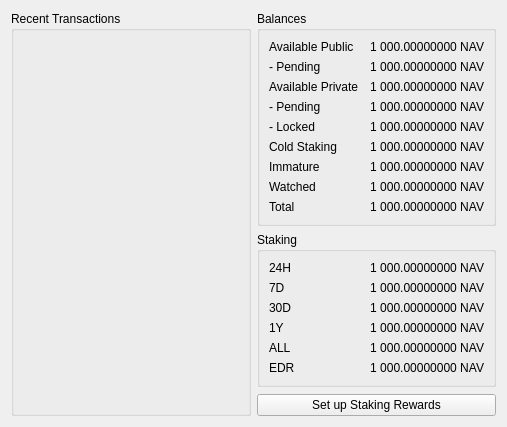
This is src/qt/forms/overviewpage.ui in navcoin/navcoin-core as Qt 5 draws it before an edit. The edited form follows.
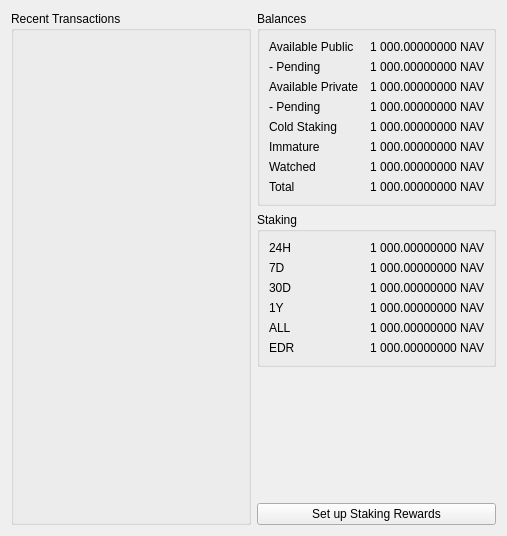
This is the edited form. Custom widgets are drawn as their Qt base class.

The edit to the form file:
```diff
--- a/src/qt/forms/overviewpage.ui
+++ b/src/qt/forms/overviewpage.ui
@@ -7,7 +7,7 @@
     <x>0</x>
     <y>0</y>
     <width>507</width>
-    <height>427</height>
+    <height>536</height>
    </rect>
   </property>
   <property name="windowTitle">
@@ -118,30 +118,13 @@
          </widget>
         </item>
         <item row="4" column="0">
-         <widget class="QLabel" name="labelAvailableText_4">
-          <property name="text">
-           <string>- Locked</string>
-          </property>
-         </widget>
-        </item>
-        <item row="4" column="1">
-         <widget class="QLabel" name="labelPrivateBalanceLocked">
-          <property name="text">
-           <string>1 000.00000000 NAV</string>
-          </property>
-          <property name="alignment">
-           <set>Qt::AlignRight|Qt::AlignTrailing|Qt::AlignVCenter</set>
-          </property>
-         </widget>
-        </item>
-        <item row="5" column="0">
          <widget class="QLabel" name="labelColdStakingText">
           <property name="text">
            <string>Cold Staking</string>
           </property>
          </widget>
         </item>
-        <item row="5" column="1">
+        <item row="4" column="1">
          <widget class="QLabel" name="labelColdStaking">
           <property name="text">
            <string>1 000.00000000 NAV</string>
@@ -151,14 +134,14 @@
           </property>
          </widget>
         </item>
-        <item row="6" column="0">
+        <item row="5" column="0">
          <widget class="QLabel" name="labelImmatureText">
           <property name="text">
            <string>Immature</string>
           </property>
          </widget>
         </item>
-        <item row="6" column="1">
+        <item row="5" column="1">
          <widget class="QLabel" name="labelImmature">
           <property name="text">
            <string>1 000.00000000 NAV</string>
@@ -168,14 +151,14 @@
           </property>
          </widget>
         </item>
-        <item row="7" column="0">
+        <item row="6" column="0">
          <widget class="QLabel" name="labelWatchedBalanceText">
           <property name="text">
            <string>Watched</string>
           </property>
          </widget>
         </item>
-        <item row="7" column="1">
+        <item row="6" column="1">
          <widget class="QLabel" name="labelWatchedBalance">
           <property name="text">
            <string>1 000.00000000 NAV</string>
@@ -185,14 +168,14 @@
           </property>
          </widget>
         </item>
-        <item row="8" column="0">
+        <item row="7" column="0">
          <widget class="QLabel" name="labelTotalText">
           <property name="text">
            <string>Total</string>
           </property>
          </widget>
         </item>
-        <item row="8" column="1">
+        <item row="7" column="1">
          <widget class="QLabel" name="labelTotal">
           <property name="text">
            <string>1 000.00000000 NAV</string>
```
